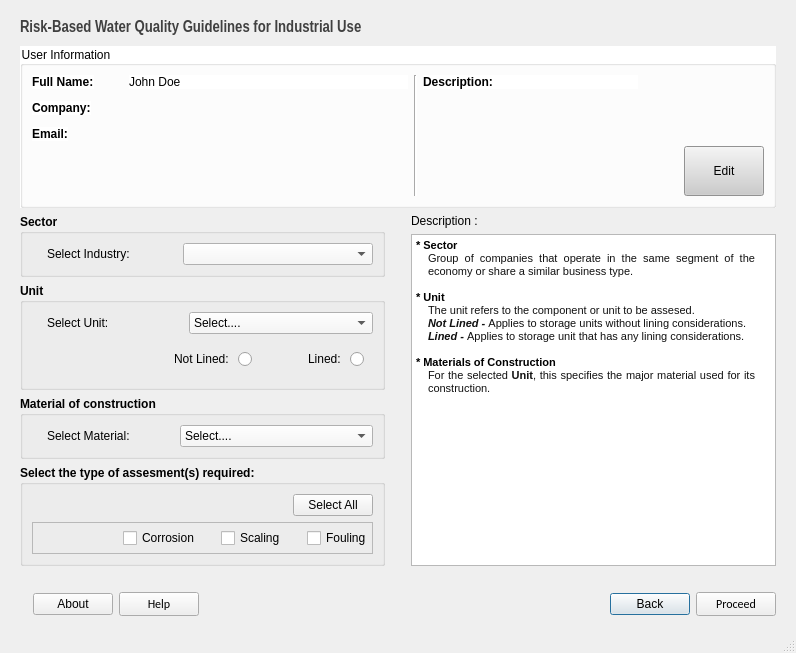
Old version of the form src/main/resources/base/sector.ui in the repository ChiromboKenT/Industrial-Water-Quality-Guidelines-DSS.
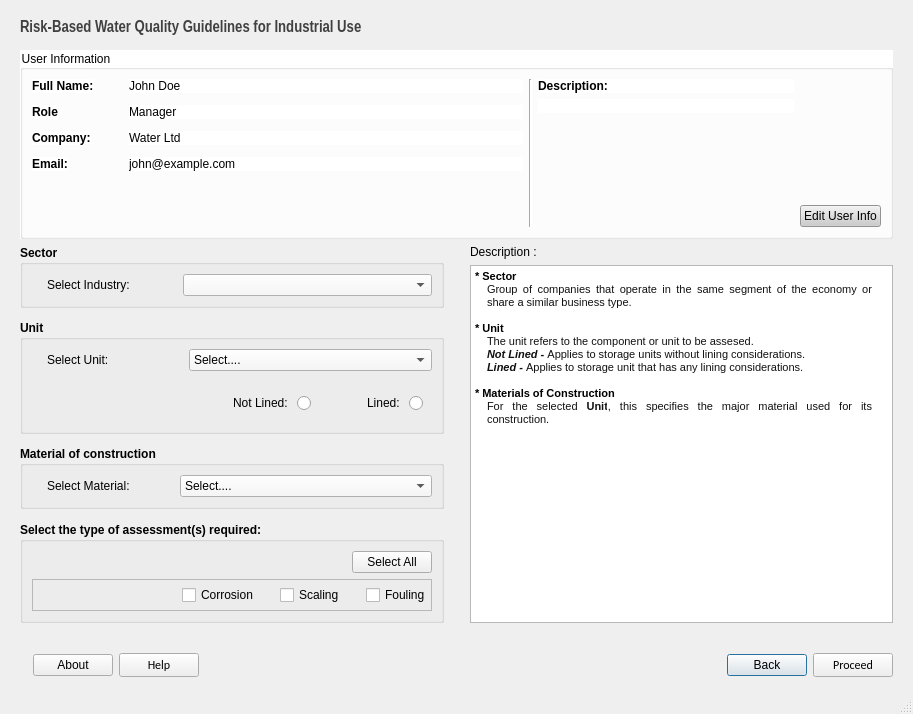
New version of the form.

Commit message: Validating Sector

What changed in the file:
```diff
--- a/src/main/resources/base/sector.ui
+++ b/src/main/resources/base/sector.ui
@@ -6,10 +6,16 @@
    <rect>
     <x>0</x>
     <y>0</y>
-    <width>796</width>
-    <height>653</height>
+    <width>913</width>
+    <height>714</height>
    </rect>
   </property>
+  <property name="minimumSize">
+   <size>
+    <width>800</width>
+    <height>0</height>
+   </size>
+  </property>
   <property name="windowTitle">
    <string>MainWindow</string>
   </property>
@@ -59,7 +65,7 @@
       <property name="title">
        <string>User Information</string>
       </property>
-      <layout class="QHBoxLayout" name="horizontalLayout_3" stretch="7,0,4,0,1">
+      <layout class="QHBoxLayout" name="horizontalLayout_3" stretch="7,0,4,1">
        <item>
         <layout class="QFormLayout" name="formLayout">
          <property name="horizontalSpacing">
@@ -94,7 +100,7 @@
            </property>
           </widget>
          </item>
-         <item row="1" column="0">
+         <item row="2" column="0">
           <widget class="QLabel" name="companyLabel">
            <property name="font">
             <font>
@@ -107,7 +113,7 @@
            </property>
           </widget>
          </item>
-         <item row="2" column="0">
+         <item row="3" column="0">
           <widget class="QLabel" name="emailLabel">
            <property name="font">
             <font>
@@ -120,6 +126,40 @@
            </property>
           </widget>
          </item>
+         <item row="1" column="0">
+          <widget class="QLabel" name="roleLabel">
+           <property name="font">
+            <font>
+             <weight>75</weight>
+             <bold>true</bold>
+            </font>
+           </property>
+           <property name="text">
+            <string>Role</string>
+           </property>
+          </widget>
+         </item>
+         <item row="1" column="1">
+          <widget class="QLabel" name="role">
+           <property name="text">
+            <string>Manager</string>
+           </property>
+          </widget>
+         </item>
+         <item row="2" column="1">
+          <widget class="QLabel" name="company">
+           <property name="text">
+            <string>Water Ltd</string>
+           </property>
+          </widget>
+         </item>
+         <item row="3" column="1">
+          <widget class="QLabel" name="email">
+           <property name="text">
+            <string>john@example.com</string>
+           </property>
+          </widget>
+         </item>
         </layout>
        </item>
        <item>
@@ -144,6 +184,22 @@
            </property>
           </widget>
          </item>
+         <item>
+          <widget class="QLabel" name="description">
+           <property name="maximumSize">
+            <size>
+             <width>256</width>
+             <height>16777215</height>
+            </size>
+           </property>
+           <property name="text">
+            <string/>
+           </property>
+           <property name="wordWrap">
+            <bool>true</bool>
+           </property>
+          </widget>
+         </item>
          <item>
           <spacer name="verticalSpacer">
            <property name="orientation">
@@ -152,26 +208,13 @@
            <property name="sizeHint" stdset="0">
             <size>
              <width>20</width>
-             <height>40</height>
+             <height>10</height>
             </size>
            </property>
           </spacer>
          </item>
         </layout>
        </item>
-       <item>
-        <spacer name="horizontalSpacer_2">
-         <property name="orientation">
-          <enum>Qt::Horizontal</enum>
-         </property>
-         <property name="sizeHint" stdset="0">
-          <size>
-           <width>40</width>
-           <height>20</height>
-          </size>
-         </property>
-        </spacer>
-       </item>
        <item>
         <layout class="QVBoxLayout" name="verticalLayout_6">
          <item>
@@ -188,13 +231,7 @@
           </spacer>
          </item>
          <item>
-          <widget class="QPushButton" name="pushButton">
-           <property name="sizePolicy">
-            <sizepolicy hsizetype="Fixed" vsizetype="Fixed">
-             <horstretch>1</horstretch>
-             <verstretch>1</verstretch>
-            </sizepolicy>
-           </property>
+          <widget class="QPushButton" name="buttonUserInfoEdit">
            <property name="maximumSize">
             <size>
              <width>16777215</width>
@@ -208,7 +245,7 @@
             <string notr="true">background-color:#ccc;</string>
            </property>
            <property name="text">
-            <string>Edit</string>
+            <string>Edit User Info</string>
            </property>
           </widget>
          </item>
@@ -635,7 +672,7 @@
            </font>
           </property>
           <property name="title">
-           <string>Select the type of assesment(s) required:</string>
+           <string>Select the type of assessment(s) required:</string>
           </property>
           <layout class="QVBoxLayout" name="verticalLayout">
            <item>
```
Left out of the diff: 28 changed lines with no effect on the pictures. The commit also changes 6 other files.
